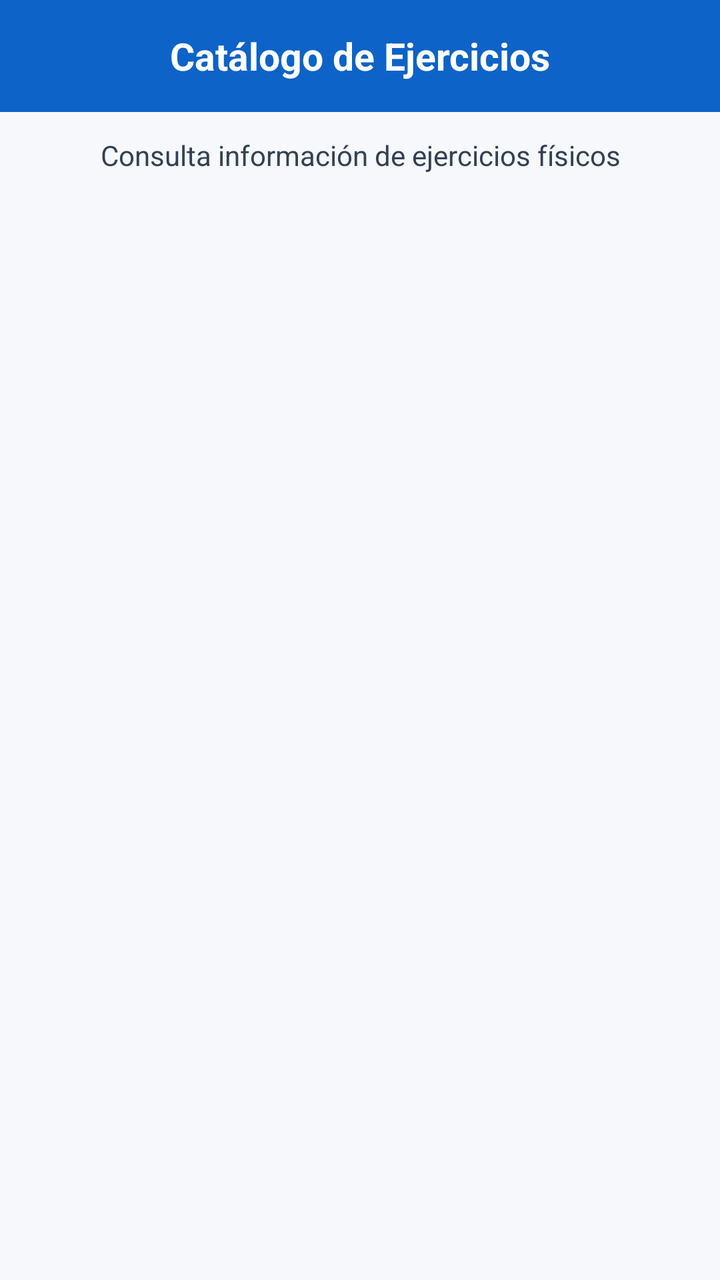
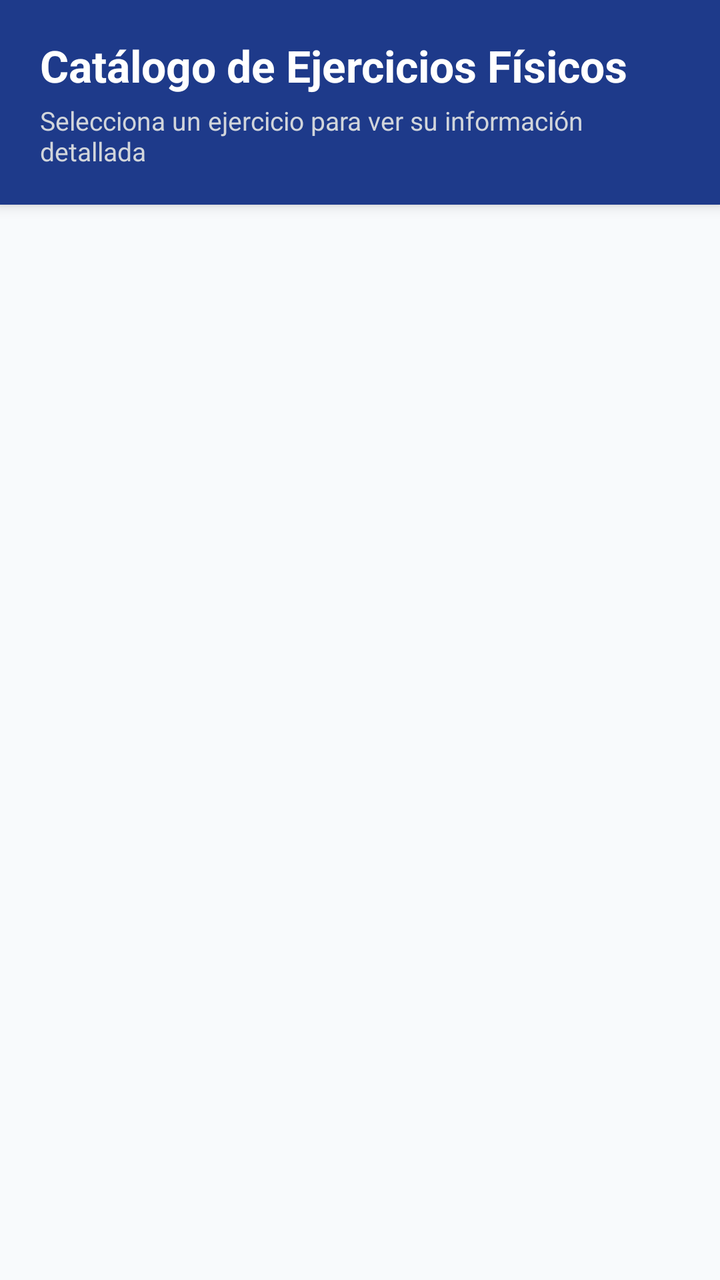

Screens rendered from an Android XML layout before and after an edit, with the pre-edit source and the edit as a unified diff.
<!-- AndroidManifest.xml: application theme Theme.CatalogoEjercicios -->
<!-- res/layout/activity_main.xml -->
<?xml version="1.0" encoding="utf-8"?>
<LinearLayout xmlns:android="http://schemas.android.com/apk/res/android"
android:layout_width="match_parent"
android:layout_height="match_parent"
android:orientation="vertical"
android:background="@color/fondo_pantalla">


<TextView
    android:id="@+id/txtTitulo"
    android:layout_width="match_parent"
    android:layout_height="56dp"
    android:background="@color/azul_principal"
    android:gravity="center"
    android:text="Catálogo de Ejercicios"
    android:textColor="@android:color/white"
    android:textSize="19sp"
    android:textStyle="bold" />


<TextView
    android:id="@+id/txtDescripcion"
    android:layout_width="match_parent"
    android:layout_height="wrap_content"
    android:gravity="center"
    android:paddingHorizontal="16dp"
    android:paddingVertical="12dp"
    android:text="Consulta información de ejercicios físicos"
    android:textColor="#334155"
    android:textSize="14sp" />


<androidx.recyclerview.widget.RecyclerView
    android:id="@+id/recyclerEjercicios"
    android:layout_width="match_parent"
    android:layout_height="0dp"
    android:layout_weight="1"
    android:clipToPadding="false"
    android:paddingStart="14dp"
    android:paddingEnd="14dp"
    android:paddingTop="2dp"
    android:paddingBottom="16dp" />

</LinearLayout>
<!-- resources referenced by this layout -->
<resources>
  <color name="azul_principal">#0D63C7</color>
  <color name="fondo_pantalla">#F6F8FB</color>
  <style name="Theme.CatalogoEjercicios" parent="Base.Theme.CatalogoEjercicios" />
  <style name="Base.Theme.CatalogoEjercicios" parent="Theme.Material3.DayNight.NoActionBar">
          
          
      </style>
</resources>

<!-- the commit's change to res/layout/activity_main.xml (unified diff, before → after) -->
@@ -1,44 +1,156 @@
 <?xml version="1.0" encoding="utf-8"?>
-<LinearLayout xmlns:android="http://schemas.android.com/apk/res/android"
-android:layout_width="match_parent"
-android:layout_height="match_parent"
-android:orientation="vertical"
-android:background="@color/fondo_pantalla">
+<androidx.constraintlayout.widget.ConstraintLayout xmlns:android="http://schemas.android.com/apk/res/android"
+    xmlns:app="http://schemas.android.com/apk/res-auto"
+    xmlns:tools="http://schemas.android.com/tools"
+    android:id="@+id/main"
+    android:layout_width="match_parent"
+    android:layout_height="match_parent"
+    android:background="@color/colorBackground"
+    tools:context=".MainActivity">
 
+    
+    <com.google.android.material.card.MaterialCardView
+        android:id="@+id/headerCard"
+        android:layout_width="match_parent"
+        android:layout_height="wrap_content"
+        app:cardCornerRadius="0dp"
+        app:cardElevation="4dp"
+        app:strokeWidth="0dp"
+        app:cardBackgroundColor="@color/colorPrimary"
+        app:layout_constraintEnd_toEndOf="parent"
+        app:layout_constraintStart_toStartOf="parent"
+        app:layout_constraintTop_toTopOf="parent">
 
-<TextView
-    android:id="@+id/txtTitulo"
-    android:layout_width="match_parent"
-    android:layout_height="56dp"
-    android:background="@color/azul_principal"
-    android:gravity="center"
-    android:text="Catálogo de Ejercicios"
-    android:textColor="@android:color/white"
-    android:textSize="19sp"
-    android:textStyle="bold" />
+        <LinearLayout
+            android:layout_width="match_parent"
+            android:layout_height="wrap_content"
+            android:orientation="vertical"
+            android:paddingHorizontal="20dp"
+            android:paddingVertical="18dp">
 
+            <TextView
+                android:id="@+id/tvTituloCatalogo"
+                android:layout_width="wrap_content"
+                android:layout_height="wrap_content"
+                android:text="@string/catalogo_titulo"
+                android:textColor="@color/white"
+                android:textSize="22sp"
+                android:textStyle="bold" />
 
-<TextView
-    android:id="@+id/txtDescripcion"
+            <TextView
+                android:id="@+id/tvSubtituloCatalogo"
+                android:layout_width="wrap_content"
+                android:layout_height="wrap_content"
+                android:layout_marginTop="4dp"
+                android:text="@string/catalogo_subtitulo"
+                android:textColor="#D1D5DB"
+                android:textSize="13sp" />
+
+        </LinearLayout>
+
+    </com.google.android.material.card.MaterialCardView>
+
+    
+    <androidx.recyclerview.widget.RecyclerView
+        android:id="@+id/rvEjercicios"
+        android:layout_width="0dp"
+        android:layout_height="0dp"
+        android:clipToPadding="false"
+        android:paddingTop="10dp"
+        android:paddingBottom="16dp"
+        app:layout_constraintBottom_toBottomOf="parent"
+        app:layout_constraintEnd_toEndOf="parent"
+        app:layout_constraintStart_toStartOf="parent"
+        app:layout_constraintTop_toBottomOf="@id/headerCard"
+        tools:listitem="@layout/item_ejercicio" />
+
+</androidx.constraintlayout.widget.ConstraintLayout>
+<!-- res/layout/item_ejercicio.xml (included above) -->
+<?xml version="1.0" encoding="utf-8"?>
+<com.google.android.material.card.MaterialCardView
+    xmlns:android="http://schemas.android.com/apk/res/android"
+    xmlns:app="http://schemas.android.com/apk/res-auto"
     android:layout_width="match_parent"
     android:layout_height="wrap_content"
-    android:gravity="center"
-    android:paddingHorizontal="16dp"
-    android:paddingVertical="12dp"
-    android:text="Consulta información de ejercicios físicos"
-    android:textColor="#334155"
-    android:textSize="14sp" />
+    android:layout_marginHorizontal="12dp"
+    android:layout_marginVertical="6dp"
+    app:cardCornerRadius="16dp"
+    app:cardElevation="3dp"
+    app:strokeColor="@color/colorBorder"
+    app:strokeWidth="1dp"
+    app:cardBackgroundColor="@color/colorSurface"
+    android:layout_marginBottom="10dp">
 
+<LinearLayout
+    android:layout_width="match_parent"
+    android:layout_height="wrap_content"
+    android:gravity="center_vertical"
+    android:orientation="horizontal"
+    android:paddingHorizontal="10dp"
+    android:paddingVertical="10dp">
 
-<androidx.recyclerview.widget.RecyclerView
-    android:id="@+id/recyclerEjercicios"
-    android:layout_width="match_parent"
-    android:layout_height="0dp"
-    android:layout_weight="1"
-    android:clipToPadding="false"
-    android:paddingStart="14dp"
-    android:paddingEnd="14dp"
-    android:paddingTop="2dp"
-    android:paddingBottom="16dp" />
+    
+    <ImageView
+        android:id="@+id/imgEjercicio"
+        android:layout_width="84dp"
+        android:layout_height="84dp"
+        android:padding="4dp"
+        android:scaleType="fitCenter"
+        android:contentDescription="@string/app_name"
+        app:layout_constraintBottom_toBottomOf="parent"
+        app:layout_constraintStart_toStartOf="parent"
+        app:layout_constraintTop_toTopOf="parent" />
+
+    
+    <LinearLayout
+        android:layout_width="0dp"
+        android:layout_height="wrap_content"
+        android:layout_weight="1"
+        android:layout_marginStart="12dp"
+        android:orientation="vertical">
+
+        
+        <TextView
+            android:id="@+id/txtNombreEjercicio"
+            android:layout_width="match_parent"
+            android:layout_height="wrap_content"
+            android:layout_marginStart="14dp"
+            android:textColor="@color/colorTextPrimary"
+            android:textSize="17sp"
+            android:textStyle="bold"
+            app:layout_constraintEnd_toEndOf="parent" />
+
+        
+        <TextView
+            android:id="@+id/txtGrupoMuscular"
+            android:layout_width="wrap_content"
+            android:layout_height="wrap_content"
+            android:layout_marginStart="14dp"
+            android:layout_marginTop="4dp"
+            android:background="@drawable/bg_badge"
+            android:textColor="@color/colorPrimary"
+            android:textSize="12sp"
+            android:textStyle="bold" />
+
+    </LinearLayout>
+
+    
+    <com.google.android.material.button.MaterialButton
+        android:id="@+id/btnVerDetalles"
+        style="@style/Widget.Material3.Button"
+        android:layout_width="90dp"
+        android:layout_height="wrap_content"
+        android:layout_marginStart="14dp"
+        android:layout_marginTop="8dp"
+        android:insetTop="0dp"
+        android:insetBottom="0dp"
+        android:maxLines="1"
+        android:minWidth="0dp"
+        android:text="@string/btn_ver_detalles"
+        android:textSize="13sp"
+        app:backgroundTint="@color/colorPrimary"
+        app:cornerRadius="20dp" />
 
 </LinearLayout>
+
+</com.google.android.material.card.MaterialCardView>
<!-- resource entries referenced after the edit -->
@@ -1,8 +1,30 @@
 <!-- resources referenced by this layout -->
 <resources>
-  <color name="azul_principal">#0D63C7</color>
-  <color name="fondo_pantalla">#F6F8FB</color>
+  <color name="colorBackground">#F8FAFC</color>
+  <color name="colorBorder">#E2E8F0</color>
+  <color name="colorPrimary">#1E3A8A</color>
+  <color name="colorSurface">#FFFFFF</color>
+  <color name="colorTextPrimary">#0F172A</color>
+  <color name="white">#FFFFFFFF</color>
+  <!-- drawable bg_badge (drawable) -->
+  <?xml version="1.0" encoding="utf-8"?>
+  
+  <shape xmlns:android="http://schemas.android.com/apk/res/android"
+      android:shape="rectangle">
+      <corners android:radius="16dp" />
+      <solid android:color="@color/colorSurfaceVariant" />
+      <padding
+          android:left="10dp"
+          android:top="4dp"
+          android:right="10dp"
+          android:bottom="4dp" />
+  </shape>
+  <string name="app_name">Catálogo de Ejercicios</string>
+  <string name="btn_ver_detalles">Ver detalles</string>
+  <string name="catalogo_subtitulo">Selecciona un ejercicio para ver su información detallada</string>
+  <string name="catalogo_titulo">Catálogo de Ejercicios Físicos</string>
   <style name="Theme.CatalogoEjercicios" parent="Base.Theme.CatalogoEjercicios" />
+  <color name="colorSurfaceVariant">#F1F5F9</color>
   <style name="Base.Theme.CatalogoEjercicios" parent="Theme.Material3.DayNight.NoActionBar">
           
           
